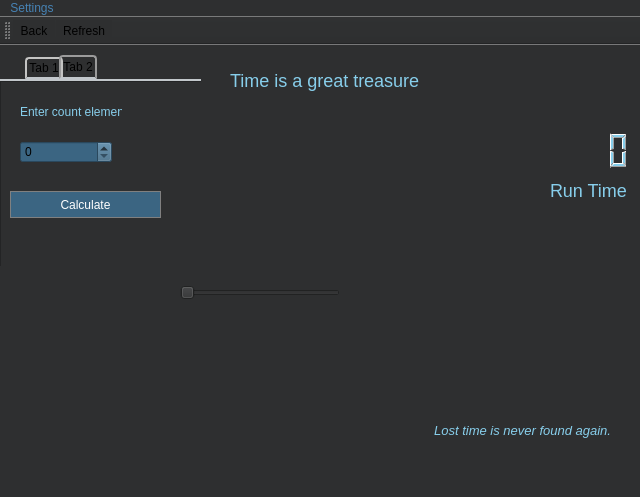
This is time_calculate.ui in Sapfir0/QT_PROJECT as Qt 5 draws it before an edit. The edited form follows.
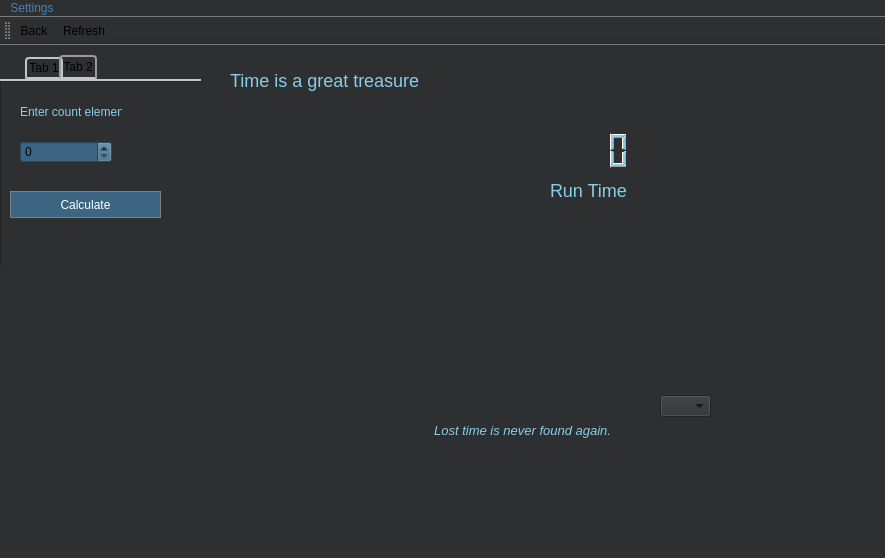
This is the edited form. The open tabs and pages were chosen to show the change. Icons and pictures are not drawn.

```diff
--- a/time_calculate.ui
+++ b/time_calculate.ui
@@ -6,8 +6,8 @@
    <rect>
     <x>0</x>
     <y>0</y>
-    <width>640</width>
-    <height>497</height>
+    <width>885</width>
+    <height>558</height>
    </rect>
   </property>
   <property name="windowTitle">
@@ -481,26 +481,13 @@
      <string>Time is a great treasure</string>
     </property>
    </widget>
-   <widget class="QSlider" name="horizontalSlider">
-    <property name="geometry">
-     <rect>
-      <x>180</x>
-      <y>240</y>
-      <width>160</width>
-      <height>16</height>
-     </rect>
-    </property>
-    <property name="orientation">
-     <enum>Qt::Horizontal</enum>
-    </property>
-   </widget>
   </widget>
   <widget class="QMenuBar" name="menubar">
    <property name="geometry">
     <rect>
      <x>0</x>
      <y>0</y>
-     <width>640</width>
+     <width>885</width>
      <height>17</height>
     </rect>
    </property>
@@ -557,7 +544,11 @@
    </widget>
    <addaction name="menuSettings"/>
   </widget>
-  <widget class="QStatusBar" name="statusbar"/>
+  <widget class="QStatusBar" name="statusbar">
+   <property name="styleSheet">
+    <string notr="true">color: white;</string>
+   </property>
+  </widget>
   <widget class="QToolBar" name="toolBar">
    <property name="windowTitle">
     <string>toolBar</string>
```
Left out of the diff: 41 changed lines with no effect on the pictures.
